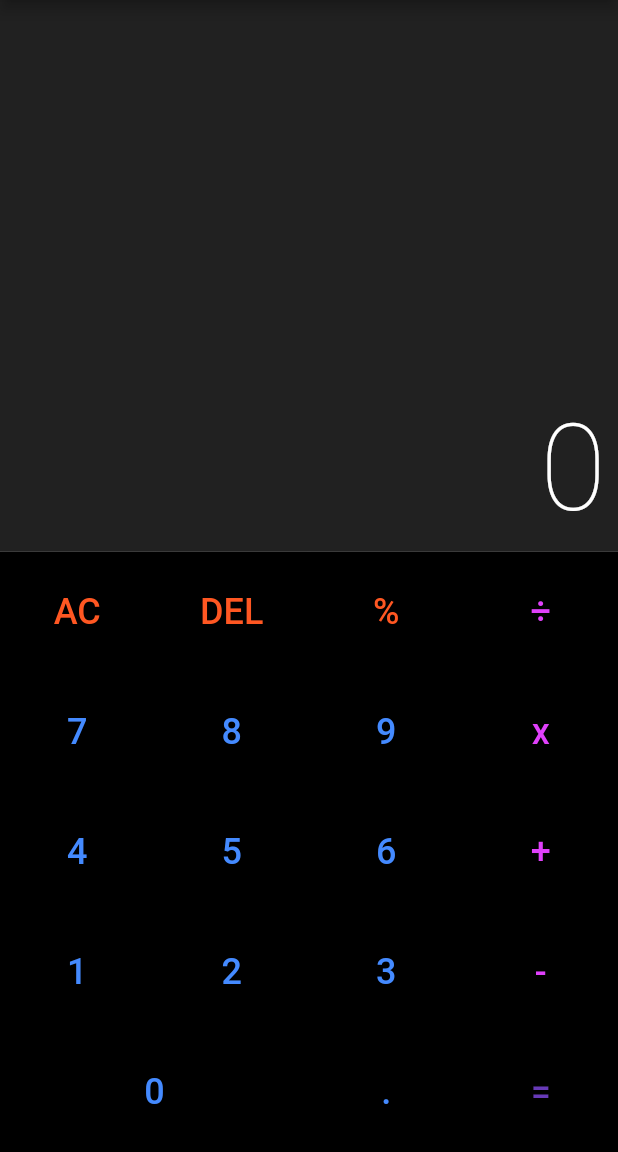
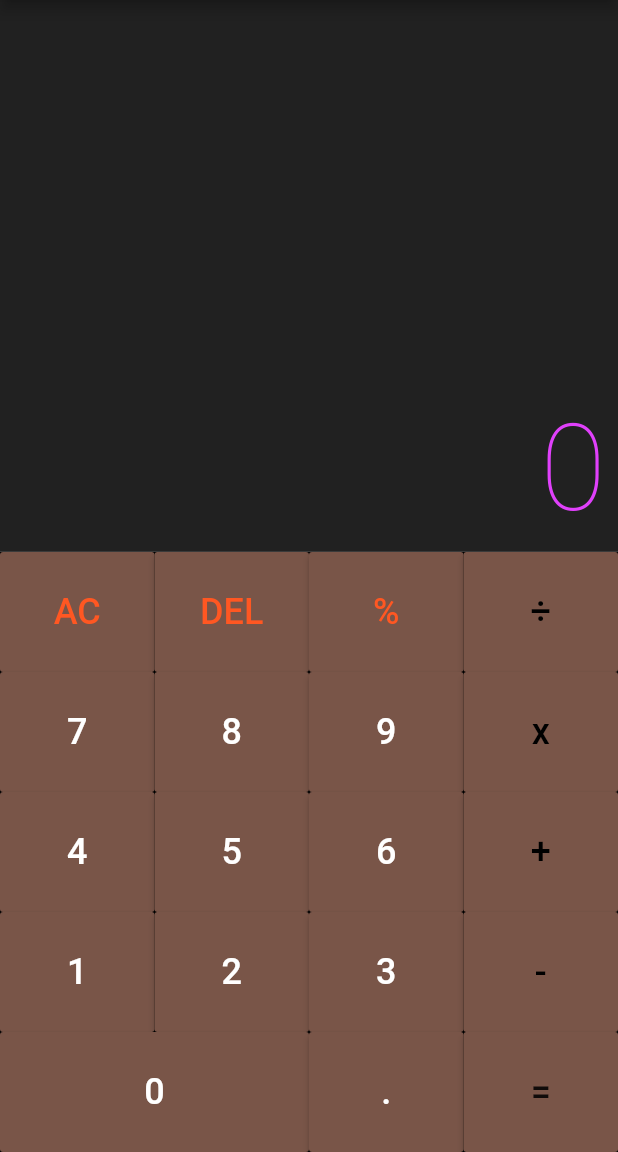
Before and after one commit to leitoraincomum/calculadoraflutter, a Flutter app: the screen it shows after launch, on a phone screen of 412 x 824 dp, the part 84-1236 px from its top. Run offline on Flutter 3.47's test engine with Material 2 defaults, Android fonts, the phone set to English and light mode, and no system bars; drawn by our look-alikes of auto_size_text.

Commit message:
calculadora atualizada

```diff
--- a/lib/calculator.dart
+++ b/lib/calculator.dart
@@ -50,7 +50,7 @@ class _CalculatorState extends State<Calculator> {
                   fontWeight: FontWeight.w200,
                   decoration: TextDecoration.none,
                   fontSize: 80.0,
-                  color: Colors.white,
+                  color: Colors.purpleAccent,
                 ),
               ),
             ),
@@ -62,8 +62,8 @@ class _CalculatorState extends State<Calculator> {
 
   Widget _buildKeyboardButton(String label,
       {int flex = 1,
-      Color textColor = Colors.blueAccent,
-      Color backgroundColor = Colors.black}) {
+      Color textColor = Colors.white,
+      Color backgroundColor = Colors.brown}) {
     return Expanded(
       flex: flex,
       child: RaisedButton(
@@ -96,7 +96,7 @@ class _CalculatorState extends State<Calculator> {
                 _buildKeyboardButton('AC', textColor: Colors.deepOrange),
                 _buildKeyboardButton('DEL', textColor: Colors.deepOrange),
                 _buildKeyboardButton('%', textColor: Colors.deepOrange),
-                _buildKeyboardButton('÷', textColor: Colors.purpleAccent),
+                _buildKeyboardButton('÷', textColor: Colors.black),
               ],
             ),
           ),
@@ -108,7 +108,7 @@ class _CalculatorState extends State<Calculator> {
                 _buildKeyboardButton('7'),
                 _buildKeyboardButton('8'),
                 _buildKeyboardButton('9'),
-                _buildKeyboardButton('x', textColor: Colors.purpleAccent),
+                _buildKeyboardButton('x', textColor: Colors.black),
               ],
             ),
           ),
@@ -120,7 +120,7 @@ class _CalculatorState extends State<Calculator> {
                 _buildKeyboardButton('4'),
                 _buildKeyboardButton('5'),
                 _buildKeyboardButton('6'),
-                _buildKeyboardButton('+', textColor: Colors.purpleAccent),
+                _buildKeyboardButton('+', textColor: Colors.black),
               ],
             ),
           ),
@@ -132,7 +132,7 @@ class _CalculatorState extends State<Calculator> {
                 _buildKeyboardButton('1'),
                 _buildKeyboardButton('2'),
                 _buildKeyboardButton('3'),
-                _buildKeyboardButton('-', textColor: Colors.purpleAccent),
+                _buildKeyboardButton('-', textColor: Colors.black),
               ],
             ),
           ),
@@ -143,7 +143,7 @@ class _CalculatorState extends State<Calculator> {
               children: <Widget>[
                 _buildKeyboardButton('0', flex: 2),
                 _buildKeyboardButton('.'),
-                _buildKeyboardButton('=', textColor: Colors.deepPurple),
+                _buildKeyboardButton('=', textColor: Colors.black87),
               ],
             ),
           ),
```
